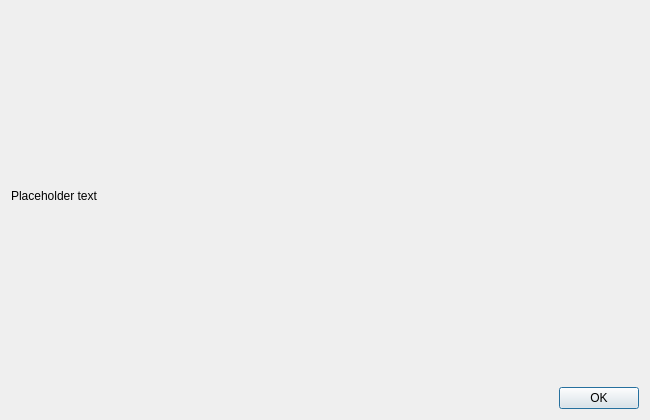
devaultcrypto/devault, file src/qt/forms/startoptionsdialog.ui: the form before one commit.
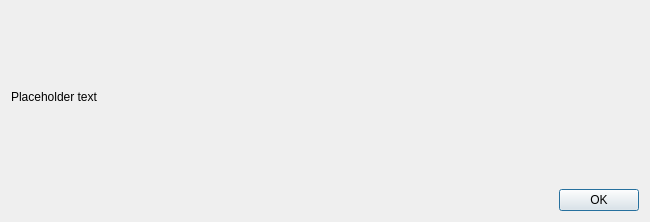
The form after the commit.

What changed in the file:
```diff
--- a/src/qt/forms/startoptionsdialog.ui
+++ b/src/qt/forms/startoptionsdialog.ui
@@ -19,7 +19,7 @@
   <property name="minimumSize">
    <size>
     <width>650</width>
-    <height>420</height>
+    <height>100</height>
    </size>
   </property>
   <property name="windowTitle">
```
